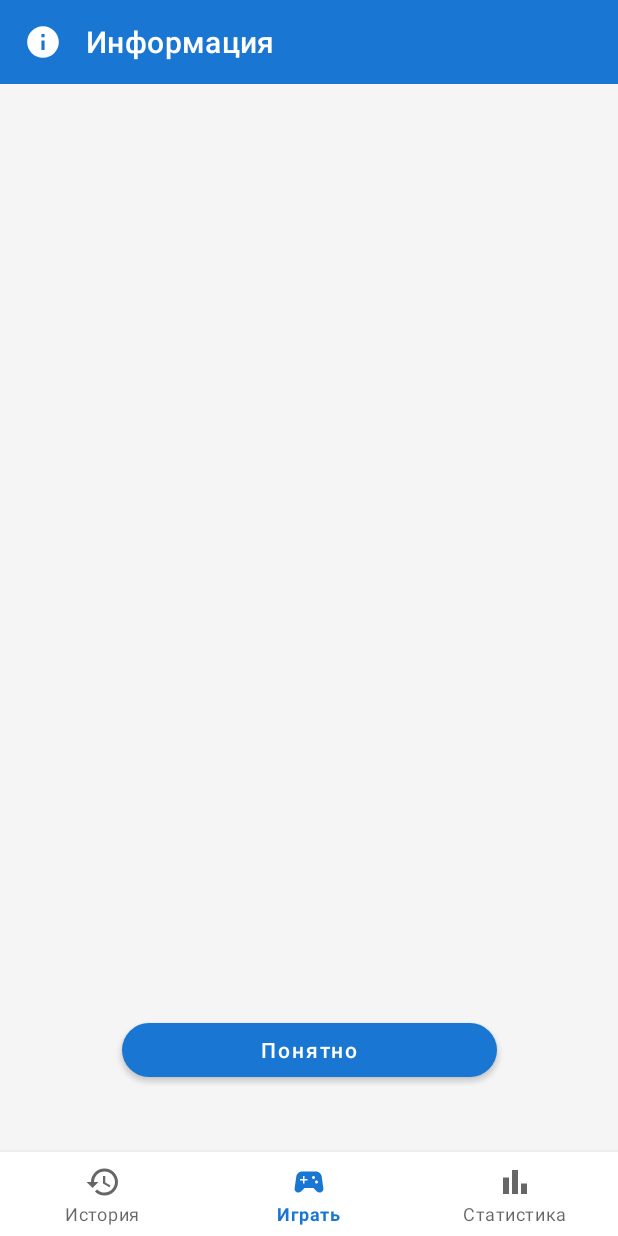
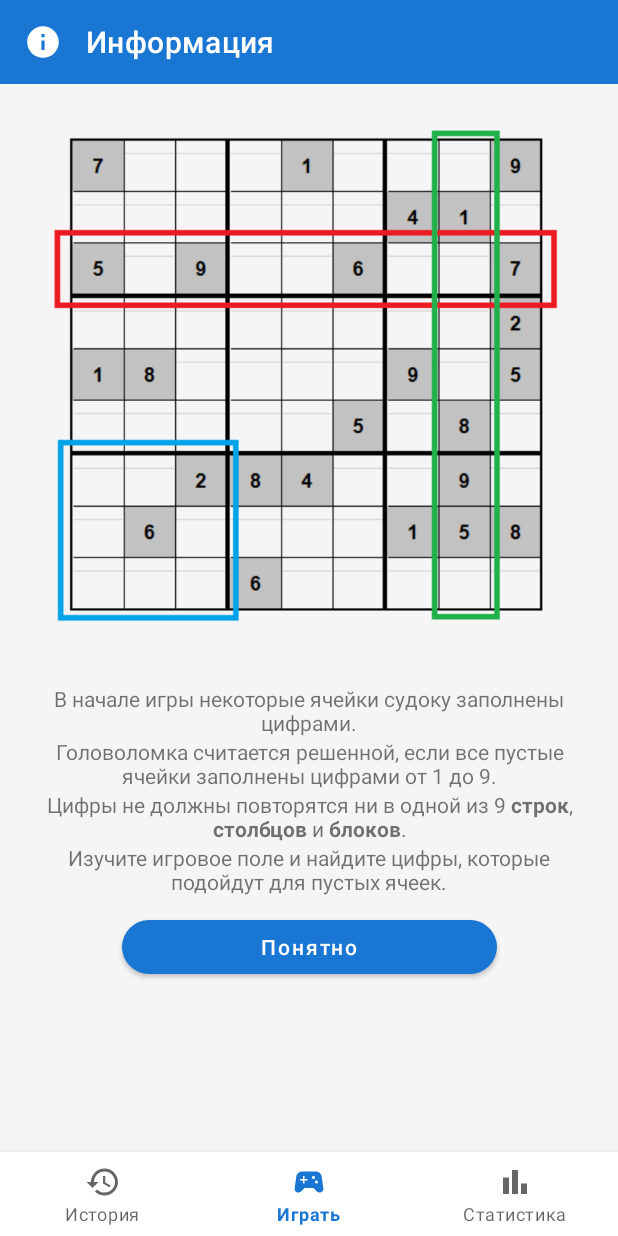
Before and after one commit to coder-chekunkov/sudoku-app, an Android app: the fragment InformationFragment placed in its activity, on a phone screen of 412 x 824 dp. Run offline under Robolectric (Android 15) with nearby library versions, the phone set to English and light mode, and no system bars.

Commit message:
add animation between fragments.

```diff
--- a/app/src/main/java/com/cdr/sudoku/game/GameFragment.kt
+++ b/app/src/main/java/com/cdr/sudoku/game/GameFragment.kt
@@ -1,6 +1,7 @@
 package com.cdr.sudoku.game
 
 import android.os.Bundle
+import android.transition.TransitionInflater
 import android.view.LayoutInflater
 import android.view.View
 import android.view.ViewGroup
@@ -21,6 +22,9 @@ class GameFragment : Fragment(), HasCustomTitle, HasCustomIcon, IsGameButtonClic
     override fun onCreate(savedInstanceState: Bundle?) {
         super.onCreate(savedInstanceState)
         difficult = arguments?.getInt(KEY_ARG_DIFFICULT) ?: LaunchGameFragment.DIFFICULTY_EASY
+
+        val inflater = TransitionInflater.from(requireContext())
+        exitTransition = inflater.inflateTransition(R.transition.fade)
     }
 
     override fun onCreateView(
--- a/app/src/main/java/com/cdr/sudoku/game/InformationFragment.kt
+++ b/app/src/main/java/com/cdr/sudoku/game/InformationFragment.kt
@@ -1,6 +1,7 @@
 package com.cdr.sudoku.game
 
 import android.os.Bundle
+import android.transition.TransitionInflater
 import android.view.LayoutInflater
 import android.view.View
 import android.view.ViewGroup
@@ -12,9 +13,18 @@ import com.cdr.sudoku.contract.IsGameButtonClickable
 import com.cdr.sudoku.contract.navigator
 import com.cdr.sudoku.databinding.FragmentInformationBinding
 
+
 class InformationFragment : Fragment(), HasCustomTitle, HasCustomIcon, IsGameButtonClickable {
 
     private lateinit var binding: FragmentInformationBinding
+
+    override fun onCreate(savedInstanceState: Bundle?) {
+        super.onCreate(savedInstanceState)
+
+        val inflater = TransitionInflater.from(requireContext())
+        exitTransition = inflater.inflateTransition(R.transition.fade)
+        enterTransition = inflater.inflateTransition(R.transition.slide_top)
+    }
 
     override fun onCreateView(
         inflater: LayoutInflater,
@@ -27,6 +37,7 @@ class InformationFragment : Fragment(), HasCustomTitle, HasCustomIcon, IsGameBut
         return binding.root
     }
 
+
     private fun clickOkButton() = navigator().showLaunchGameFragment() // Запуск игры
 
     override fun getResTitle(): Int = R.string.titleToolbarInformation
--- a/app/src/main/java/com/cdr/sudoku/game/LaunchGameFragment.kt
+++ b/app/src/main/java/com/cdr/sudoku/game/LaunchGameFragment.kt
@@ -1,6 +1,7 @@
 package com.cdr.sudoku.game
 
 import android.os.Bundle
+import android.transition.TransitionInflater
 import android.view.LayoutInflater
 import android.view.View
 import android.view.ViewGroup
@@ -19,6 +20,14 @@ class LaunchGameFragment : Fragment(), HasCustomTitle, HasCustomIcon, IsGameButt
 
     private lateinit var binding: FragmentLaunchGameBinding
     private var difficult = DIFFICULTY_EASY
+
+    override fun onCreate(savedInstanceState: Bundle?) {
+        super.onCreate(savedInstanceState)
+
+        val inflater = TransitionInflater.from(requireContext())
+        exitTransition = inflater.inflateTransition(R.transition.fade)
+        enterTransition = inflater.inflateTransition(R.transition.slide_bottom)
+    }
 
     override fun onCreateView(
         inflater: LayoutInflater, container: ViewGroup?, savedInstanceState: Bundle?
--- a/app/src/main/java/com/cdr/sudoku/history/HistoryFragment.kt
+++ b/app/src/main/java/com/cdr/sudoku/history/HistoryFragment.kt
@@ -1,6 +1,7 @@
 package com.cdr.sudoku.history
 
 import android.os.Bundle
+import android.transition.TransitionInflater
 import android.view.LayoutInflater
 import android.view.View
 import android.view.ViewGroup
@@ -13,6 +14,14 @@ import com.cdr.sudoku.databinding.FragmentHistoryBinding
 class HistoryFragment : Fragment(), HasCustomTitle, HasCustomIcon {
 
     private lateinit var binding: FragmentHistoryBinding
+
+    override fun onCreate(savedInstanceState: Bundle?) {
+        super.onCreate(savedInstanceState)
+
+        val inflater = TransitionInflater.from(requireContext())
+        exitTransition = inflater.inflateTransition(R.transition.fade)
+        enterTransition = inflater.inflateTransition(R.transition.slide_left)
+    }
 
     override fun onCreateView(
         inflater: LayoutInflater,
--- a/app/src/main/java/com/cdr/sudoku/statistic/StatisticFragment.kt
+++ b/app/src/main/java/com/cdr/sudoku/statistic/StatisticFragment.kt
@@ -1,6 +1,7 @@
 package com.cdr.sudoku.statistic
 
 import android.os.Bundle
+import android.transition.TransitionInflater
 import android.view.LayoutInflater
 import android.view.View
 import android.view.ViewGroup
@@ -13,6 +14,14 @@ import com.cdr.sudoku.databinding.FragmentStatisticBinding
 class StatisticFragment : Fragment(), HasCustomTitle, HasCustomIcon {
 
     private lateinit var binding: FragmentStatisticBinding
+
+    override fun onCreate(savedInstanceState: Bundle?) {
+        super.onCreate(savedInstanceState)
+
+        val inflater = TransitionInflater.from(requireContext())
+        exitTransition = inflater.inflateTransition(R.transition.fade)
+        enterTransition = inflater.inflateTransition(R.transition.slide_right)
+    }
 
     override fun onCreateView(
         inflater: LayoutInflater,
--- a/app/src/main/res/layout/activity_main.xml
+++ b/app/src/main/res/layout/activity_main.xml
@@ -4,6 +4,7 @@
     xmlns:tools="http://schemas.android.com/tools"
     android:layout_width="match_parent"
     android:layout_height="match_parent"
+    style="@style/CustomConstraintLayout"
     tools:context=".MainActivity">
 
     <androidx.appcompat.widget.Toolbar
--- a/app/src/main/res/layout/fragment_information.xml
+++ b/app/src/main/res/layout/fragment_information.xml
@@ -1,13 +1,68 @@
 <?xml version="1.0" encoding="utf-8"?>
-<androidx.constraintlayout.widget.ConstraintLayout xmlns:android="http://schemas.android.com/apk/res/android"
+<ScrollView xmlns:android="http://schemas.android.com/apk/res/android"
     xmlns:app="http://schemas.android.com/apk/res-auto"
     style="@style/CustomConstraintLayout"
     android:layout_width="match_parent"
-    android:layout_height="match_parent"
+    android:layout_height="match_parent">
+
+    <androidx.constraintlayout.widget.ConstraintLayout
+        android:layout_width="match_parent"
+        android:layout_height="wrap_content"
         android:paddingStart="20dp"
-    android:paddingTop="20dp"
-    android:paddingEnd="20dp"
-    android:paddingBottom="100dp">
+        android:paddingEnd="20dp">
+
+        <ImageView
+            android:id="@+id/imageView"
+            android:layout_width="match_parent"
+            android:layout_height="400dp"
+            android:contentDescription="@string/titleToolbarInformation"
+            android:src="@drawable/sudoku_rules"
+            app:layout_constraintBottom_toTopOf="@id/textInfo1"
+            app:layout_constraintEnd_toEndOf="parent"
+            app:layout_constraintStart_toStartOf="parent"
+            app:layout_constraintTop_toTopOf="parent" />
+
+        <TextView
+            android:id="@+id/textInfo1"
+            android:layout_width="wrap_content"
+            android:layout_height="wrap_content"
+            android:gravity="center"
+            android:text="@string/textInfo1"
+            app:layout_constraintBottom_toTopOf="@id/textInfo2"
+            app:layout_constraintEnd_toEndOf="parent"
+            app:layout_constraintStart_toStartOf="parent"
+            app:layout_constraintTop_toBottomOf="@id/imageView" />
+
+        <TextView
+            android:id="@+id/textInfo2"
+            android:layout_width="wrap_content"
+            android:layout_height="wrap_content"
+            android:gravity="center"
+            android:text="@string/textInfo2"
+            app:layout_constraintBottom_toTopOf="@id/textInfo3"
+            app:layout_constraintEnd_toEndOf="parent"
+            app:layout_constraintStart_toStartOf="parent" />
+
+        <TextView
+            android:id="@+id/textInfo3"
+            android:layout_width="wrap_content"
+            android:layout_height="wrap_content"
+            android:gravity="center"
+            android:text="@string/textInfo3"
+            app:layout_constraintBottom_toTopOf="@id/textInfo4"
+            app:layout_constraintEnd_toEndOf="parent"
+            app:layout_constraintStart_toStartOf="parent" />
+
+        <TextView
+            android:id="@+id/textInfo4"
+            android:layout_width="wrap_content"
+            android:layout_height="wrap_content"
+            android:layout_marginBottom="10dp"
+            android:gravity="center"
+            android:text="@string/textInfo4"
+            app:layout_constraintBottom_toTopOf="@id/okButton"
+            app:layout_constraintEnd_toEndOf="parent"
+            app:layout_constraintStart_toStartOf="parent" />
 
         <com.google.android.material.button.MaterialButton
             android:id="@+id/okButton"
@@ -21,5 +76,5 @@
             app:layout_constraintStart_toStartOf="parent"
             app:shapeAppearance="@style/ShapeAppearance.Material3.Corner.ExtraLarge" />
 
-
     </androidx.constraintlayout.widget.ConstraintLayout>
+</ScrollView>
--- /dev/null
+++ b/app/src/main/res/transition/fade.xml
@@ -0,0 +1,2 @@
+<fade xmlns:android="http://schemas.android.com/apk/res/android"
+    android:duration="@android:integer/config_longAnimTime"/>
--- /dev/null
+++ b/app/src/main/res/transition/slide_bottom.xml
@@ -0,0 +1,3 @@
+<slide xmlns:android="http://schemas.android.com/apk/res/android"
+    android:duration="@android:integer/config_longAnimTime"
+    android:slideEdge="bottom" />
--- /dev/null
+++ b/app/src/main/res/transition/slide_left.xml
@@ -0,0 +1,3 @@
+<slide xmlns:android="http://schemas.android.com/apk/res/android"
+    android:duration="@android:integer/config_longAnimTime"
+    android:slideEdge="left" />
--- /dev/null
+++ b/app/src/main/res/transition/slide_right.xml
@@ -0,0 +1,3 @@
+<slide xmlns:android="http://schemas.android.com/apk/res/android"
+    android:duration="@android:integer/config_longAnimTime"
+    android:slideEdge="right" />
--- /dev/null
+++ b/app/src/main/res/transition/slide_top.xml
@@ -0,0 +1,3 @@
+<slide xmlns:android="http://schemas.android.com/apk/res/android"
+    android:duration="@android:integer/config_longAnimTime"
+    android:slideEdge="top" />
--- a/app/src/main/res/values/strings.xml
+++ b/app/src/main/res/values/strings.xml
@@ -13,6 +13,11 @@
     <string name="buttonStartNewGame">Новая игра</string>
     <string name="buttonOk">Понятно</string>
 
+    <string name="textInfo1">В начале игры некоторые ячейки судоку заполнены цифрами.</string>
+    <string name="textInfo2">Головоломка считается решенной, если все пустые ячейки заполнены цифрами от 1 до 9.</string>
+    <string name="textInfo3">Цифры не должны повторятся ни в одной из 9 <b>строк</b>, <b>столбцов</b> и <b>блоков</b>.</string>
+    <string name="textInfo4">Изучите игровое поле и найдите цифры, которые подойдут для пустых ячеек.</string>
+
     <string name="difficultEasy">Легкая</string>
     <string name="difficultMiddle">Средняя</string>
     <string name="difficultHard">Сложная</string>
```
Also changed, not shown: app/src/main/res/drawable/sudoku_rules.png (added). Lines whose indentation alone changed are shown as unchanged.
